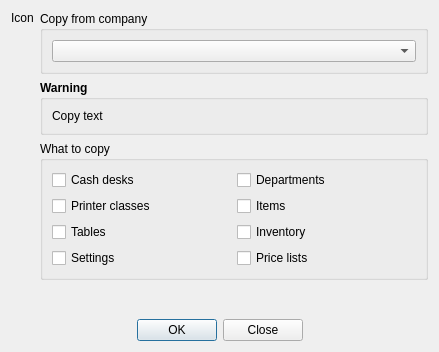
Before: the Qt Designer form App/Ui/CopyToolDialog.ui in paolodestefani/pySagra, drawn with Qt 5.
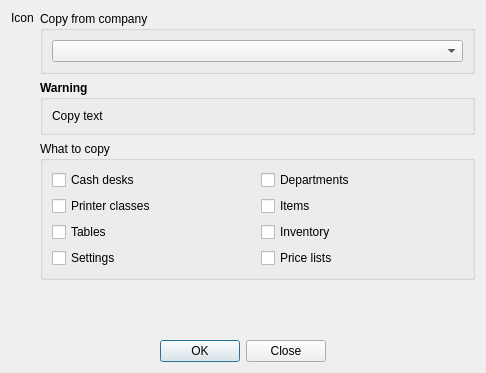
After: the same form once the commit is applied.

```diff
--- a/App/Ui/CopyToolDialog.ui
+++ b/App/Ui/CopyToolDialog.ui
@@ -6,8 +6,8 @@
    <rect>
     <x>0</x>
     <y>0</y>
-    <width>439</width>
-    <height>352</height>
+    <width>486</width>
+    <height>373</height>
    </rect>
   </property>
   <property name="windowTitle">
```
